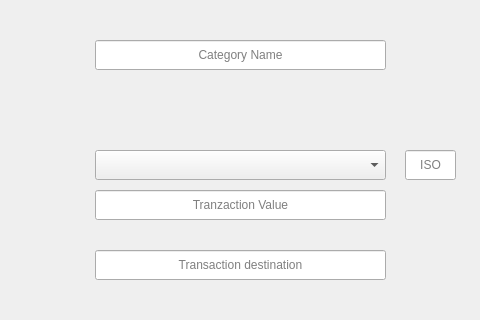
First picture: the form in 3_Solution/CleverClient/addspendingsdialog.ui, repository georgecpp/CleverPocket, before the edit; both pictures show x 105 to 585 and y 0 to 320 of the 800 by 600 pixel window.
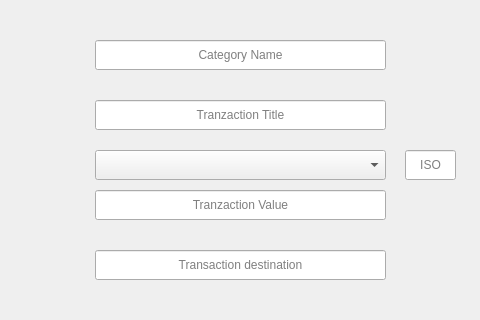
Second picture: the form after the edit.

```diff
--- a/3_Solution/CleverClient/addspendingsdialog.ui
+++ b/3_Solution/CleverClient/addspendingsdialog.ui
@@ -144,6 +144,28 @@
     <string>Cancel</string>
    </property>
   </widget>
+  <widget class="QLineEdit" name="categoryTranzactionTitleLineEdit">
+   <property name="geometry">
+    <rect>
+     <x>200</x>
+     <y>100</y>
+     <width>291</width>
+     <height>30</height>
+    </rect>
+   </property>
+   <property name="inputMethodHints">
+    <set>Qt::ImhDigitsOnly</set>
+   </property>
+   <property name="text">
+    <string/>
+   </property>
+   <property name="alignment">
+    <set>Qt::AlignCenter</set>
+   </property>
+   <property name="placeholderText">
+    <string>Tranzaction Title</string>
+   </property>
+  </widget>
  </widget>
  <layoutdefault spacing="6" margin="11"/>
  <resources/>
```
